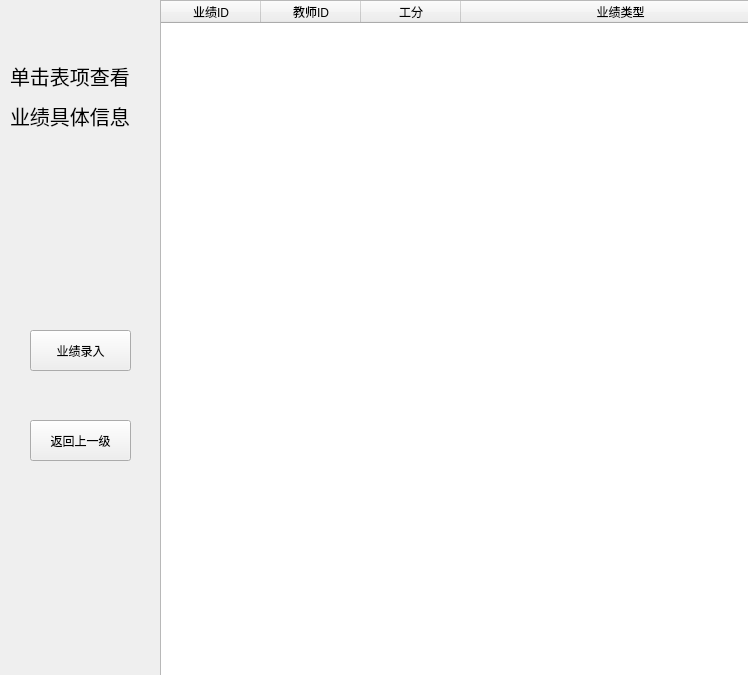
The window that resources/ui/showPerforInfo.ui (holyswordZZQ/TPSES) describes before a commit, drawn with Qt 5.
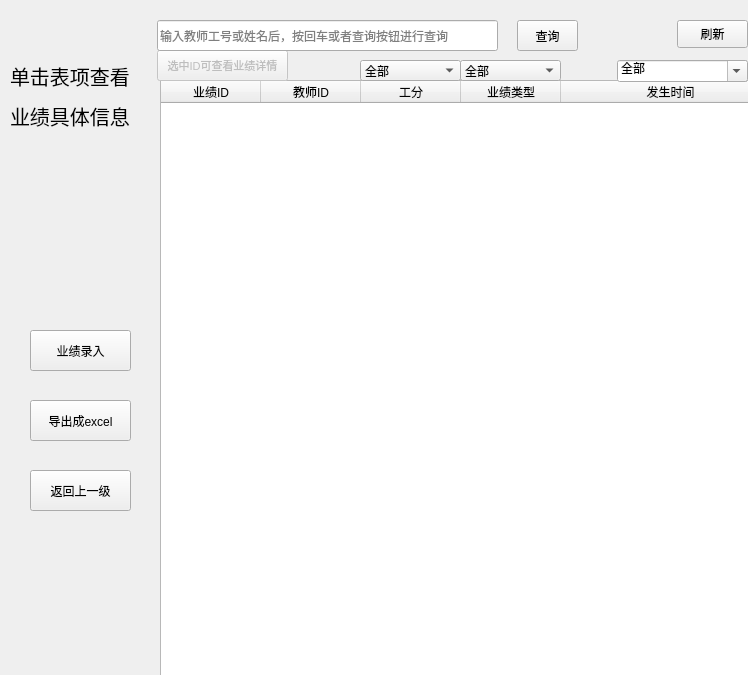
The same window after the commit.

```diff
--- a/resources/ui/showPerforInfo.ui
+++ b/resources/ui/showPerforInfo.ui
@@ -17,9 +17,9 @@
    <property name="geometry">
     <rect>
      <x>160</x>
-     <y>0</y>
+     <y>80</y>
      <width>621</width>
-     <height>701</height>
+     <height>621</height>
     </rect>
    </property>
    <property name="font">
@@ -50,6 +50,11 @@
      <string>业绩类型</string>
     </property>
    </column>
+   <column>
+    <property name="text">
+     <string>发生时间</string>
+    </property>
+   </column>
   </widget>
   <widget class="QPushButton" name="addperforButton">
    <property name="geometry">
@@ -104,7 +109,7 @@
    <property name="geometry">
     <rect>
      <x>30</x>
-     <y>420</y>
+     <y>470</y>
      <width>101</width>
      <height>41</height>
     </rect>
@@ -113,6 +118,192 @@
     <string>返回上一级</string>
    </property>
   </widget>
+  <widget class="QComboBox" name="perforTypeComboBox">
+   <property name="geometry">
+    <rect>
+     <x>460</x>
+     <y>60</y>
+     <width>101</width>
+     <height>21</height>
+    </rect>
+   </property>
+   <item>
+    <property name="text">
+     <string>全部</string>
+    </property>
+   </item>
+   <item>
+    <property name="text">
+     <string>论文</string>
+    </property>
+   </item>
+   <item>
+    <property name="text">
+     <string>软著</string>
+    </property>
+   </item>
+   <item>
+    <property name="text">
+     <string>获奖</string>
+    </property>
+   </item>
+   <item>
+    <property name="text">
+     <string>专利</string>
+    </property>
+   </item>
+  </widget>
+  <widget class="QPushButton" name="exportButton">
+   <property name="geometry">
+    <rect>
+     <x>30</x>
+     <y>400</y>
+     <width>101</width>
+     <height>41</height>
+    </rect>
+   </property>
+   <property name="text">
+    <string>导出成excel</string>
+   </property>
+  </widget>
+  <widget class="QPushButton" name="refreshButton">
+   <property name="geometry">
+    <rect>
+     <x>677</x>
+     <y>20</y>
+     <width>71</width>
+     <height>28</height>
+    </rect>
+   </property>
+   <property name="text">
+    <string>刷新</string>
+   </property>
+  </widget>
+  <widget class="QComboBox" name="moneyComboBox">
+   <property name="geometry">
+    <rect>
+     <x>360</x>
+     <y>60</y>
+     <width>101</width>
+     <height>21</height>
+    </rect>
+   </property>
+   <item>
+    <property name="text">
+     <string>全部</string>
+    </property>
+   </item>
+   <item>
+    <property name="text">
+     <string>0-1000</string>
+    </property>
+   </item>
+   <item>
+    <property name="text">
+     <string>1000-5000</string>
+    </property>
+   </item>
+   <item>
+    <property name="text">
+     <string>5000-10000</string>
+    </property>
+   </item>
+   <item>
+    <property name="text">
+     <string>10000以上</string>
+    </property>
+   </item>
+  </widget>
+  <widget class="QPushButton" name="pushButton">
+   <property name="enabled">
+    <bool>false</bool>
+   </property>
+   <property name="geometry">
+    <rect>
+     <x>157</x>
+     <y>50</y>
+     <width>131</width>
+     <height>31</height>
+    </rect>
+   </property>
+   <property name="font">
+    <font>
+     <pointsize>8</pointsize>
+    </font>
+   </property>
+   <property name="text">
+    <string>选中ID可查看业绩详情</string>
+   </property>
+  </widget>
+  <widget class="QPushButton" name="search_button">
+   <property name="geometry">
+    <rect>
+     <x>517</x>
+     <y>20</y>
+     <width>61</width>
+     <height>31</height>
+    </rect>
+   </property>
+   <property name="text">
+    <string>查询</string>
+   </property>
+  </widget>
+  <widget class="QLineEdit" name="search_text">
+   <property name="geometry">
+    <rect>
+     <x>157</x>
+     <y>20</y>
+     <width>341</width>
+     <height>31</height>
+    </rect>
+   </property>
+   <property name="placeholderText">
+    <string>输入教师工号或姓名后，按回车或者查询按钮进行查询</string>
+   </property>
+  </widget>
+  <widget class="QComboBox" name="happenTimeComboBox">
+   <property name="geometry">
+    <rect>
+     <x>617</x>
+     <y>60</y>
+     <width>131</width>
+     <height>22</height>
+    </rect>
+   </property>
+   <property name="editable">
+    <bool>true</bool>
+   </property>
+   <item>
+    <property name="text">
+     <string>全部</string>
+    </property>
+   </item>
+   <item>
+    <property name="text">
+     <string>2017-2018</string>
+    </property>
+   </item>
+   <item>
+    <property name="text">
+     <string>2018-2019</string>
+    </property>
+   </item>
+   <item>
+    <property name="text">
+     <string>2019-2020</string>
+    </property>
+   </item>
+   <item>
+    <property name="text">
+     <string>2020-2021</string>
+    </property>
+   </item>
+   <item>
+    <property name="text">
+     <string>自定义时间段</string>
+    </property>
+   </item>
+  </widget>
  </widget>
  <resources/>
  <connections/>
```
